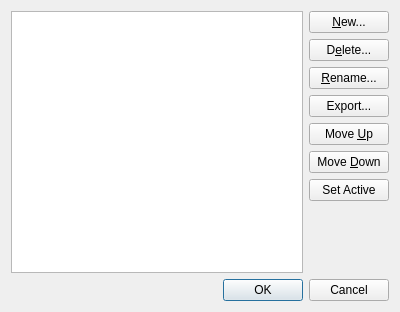
Qt form lclib/qt/lc_qmodellistdialog.ui (trevorsandy/lpub3d-ci) before a commit.
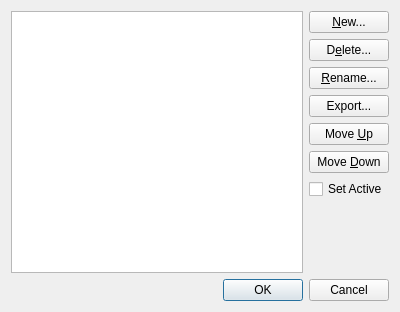
The same form after that commit.

Patch:
```diff
--- a/lclib/qt/lc_qmodellistdialog.ui
+++ b/lclib/qt/lc_qmodellistdialog.ui
@@ -68,7 +68,7 @@
         </widget>
        </item>
        <item>
-        <widget class="QPushButton" name="SetActiveModel">
+        <widget class="QCheckBox" name="SetActiveModel">
          <property name="text">
           <string>Set Active</string>
          </property>
```
